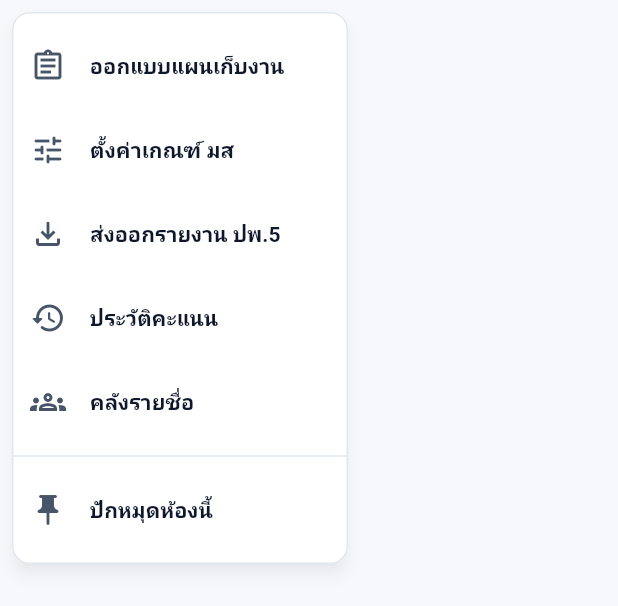
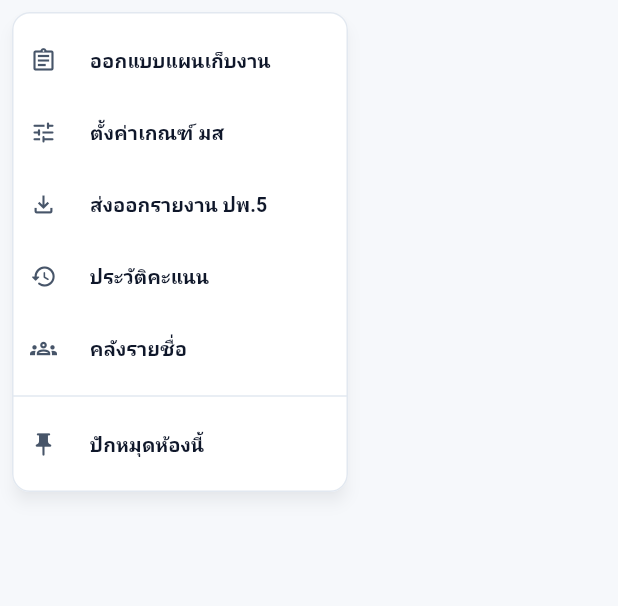
Before and after one commit to pornprompoh/Checklist-Student, a Flutter app: the DashboardClassCardMenu widget shown alone on an empty page, opened directly with empty values, after a tap on the "keyboard control" icon, on a phone screen of 412 x 824 dp. Shown: the top 606 px of the screen. Run offline on Flutter 3.47's test engine with Material 3 defaults, Android fonts, the phone set to English and light mode, and no system bars; our stand-ins replace connectivity_plus, csv, drift, file_picker, flutter_riverpod, go_router and 4 more; missing offline and left inert: dart:js_interop, excel; accounts and stored records are empty.

Commit message:
feat: Enhance UI consistency and responsiveness across authentication and dashboard components

```diff
--- a/lib/features/auth/presentation/widgets/login_showcase_panel.dart
+++ b/lib/features/auth/presentation/widgets/login_showcase_panel.dart
@@ -98,6 +98,7 @@ class _HighlightRow extends StatelessWidget {
           decoration: BoxDecoration(
             color: colorScheme.surface,
             borderRadius: BorderRadius.circular(10),
+            border: Border.all(color: colorScheme.outlineVariant),
           ),
           child: Icon(icon, size: 19, color: colorScheme.primary),
         ),
--- a/lib/features/dashboard/presentation/widgets/dashboard_attendance_badge.dart
+++ b/lib/features/dashboard/presentation/widgets/dashboard_attendance_badge.dart
@@ -86,6 +86,11 @@ class DashboardTodayStatusStrip extends StatelessWidget {
               ? semantic.warningContainer.withValues(alpha: 0.65)
               : colorScheme.surfaceContainerLow,
           borderRadius: BorderRadius.circular(8),
+          border: Border.all(
+            color: teachesToday
+                ? semantic.warning.withValues(alpha: 0.35)
+                : colorScheme.outlineVariant,
+          ),
         ),
         child: Row(
           children: [
@@ -124,6 +129,7 @@ class DashboardTodayStatusStrip extends StatelessWidget {
       decoration: BoxDecoration(
         color: colorScheme.surfaceContainerLow,
         borderRadius: BorderRadius.circular(8),
+        border: Border.all(color: colorScheme.outlineVariant),
       ),
       child: Column(
         crossAxisAlignment: CrossAxisAlignment.start,
--- a/lib/features/dashboard/presentation/widgets/dashboard_class_card_menu.dart
+++ b/lib/features/dashboard/presentation/widgets/dashboard_class_card_menu.dart
@@ -59,50 +59,58 @@ class DashboardClassCardMenu extends StatelessWidget {
         const PopupMenuItem(
           value: _ClassCardMenuAction.gradingPlan,
           child: ListTile(
+            dense: true,
             contentPadding: EdgeInsets.zero,
-            leading: Icon(Icons.assignment_outlined),
+            leading: Icon(Icons.assignment_outlined, size: 18),
             title: Text('ออกแบบแผนเก็บงาน'),
           ),
         ),
         const PopupMenuItem(
           value: _ClassCardMenuAction.attendanceRules,
           child: ListTile(
+            dense: true,
             contentPadding: EdgeInsets.zero,
-            leading: Icon(Icons.tune_rounded),
+            leading: Icon(Icons.tune_rounded, size: 18),
             title: Text('ตั้งค่าเกณฑ์ มส'),
           ),
         ),
         const PopupMenuItem(
           value: _ClassCardMenuAction.exportReports,
           child: ListTile(
+            dense: true,
             contentPadding: EdgeInsets.zero,
-            leading: Icon(Icons.file_download_outlined),
+            leading: Icon(Icons.file_download_outlined, size: 18),
             title: Text('ส่งออกรายงาน ปพ.5'),
           ),
         ),
         const PopupMenuItem(
           value: _ClassCardMenuAction.auditLog,
           child: ListTile(
+            dense: true,
             contentPadding: EdgeInsets.zero,
-            leading: Icon(Icons.history_rounded),
+            leading: Icon(Icons.history_rounded, size: 18),
             title: Text('ประวัติคะแนน'),
           ),
         ),
         const PopupMenuItem(
           value: _ClassCardMenuAction.roster,
           child: ListTile(
+            dense: true,
             contentPadding: EdgeInsets.zero,
-            leading: Icon(Icons.groups_outlined),
+            leading: Icon(Icons.groups_outlined, size: 18),
             title: Text('คลังรายชื่อ'),
           ),
         ),
         const PopupMenuDivider(),
         PopupMenuItem(
+          enabled: !isBusy,
           value: _ClassCardMenuAction.togglePin,
           child: ListTile(
+            dense: true,
             contentPadding: EdgeInsets.zero,
             leading: Icon(
               isPinned ? Icons.push_pin_outlined : Icons.push_pin_rounded,
+              size: 18,
             ),
             title: Text(isPinned ? 'เลิกปักหมุด' : 'ปักหมุดห้องนี้'),
           ),
```
Also changed, not shown: lib/features/auth/presentation/pages/teacher_login_page.dart (+11 -2 lines), lib/features/dashboard/presentation/widgets/dashboard_filter_bar.dart (+12 -5 lines), lib/features/dashboard/presentation/widgets/dashboard_header_bar.dart (+18 -8 lines), lib/features/dashboard/presentation/widgets/dashboard_skeleton_view.dart (+28 -8 lines), lib/features/dashboard/presentation/widgets/dashboard_summary_metrics.dart (+15 -7 lines), 1 other file.
